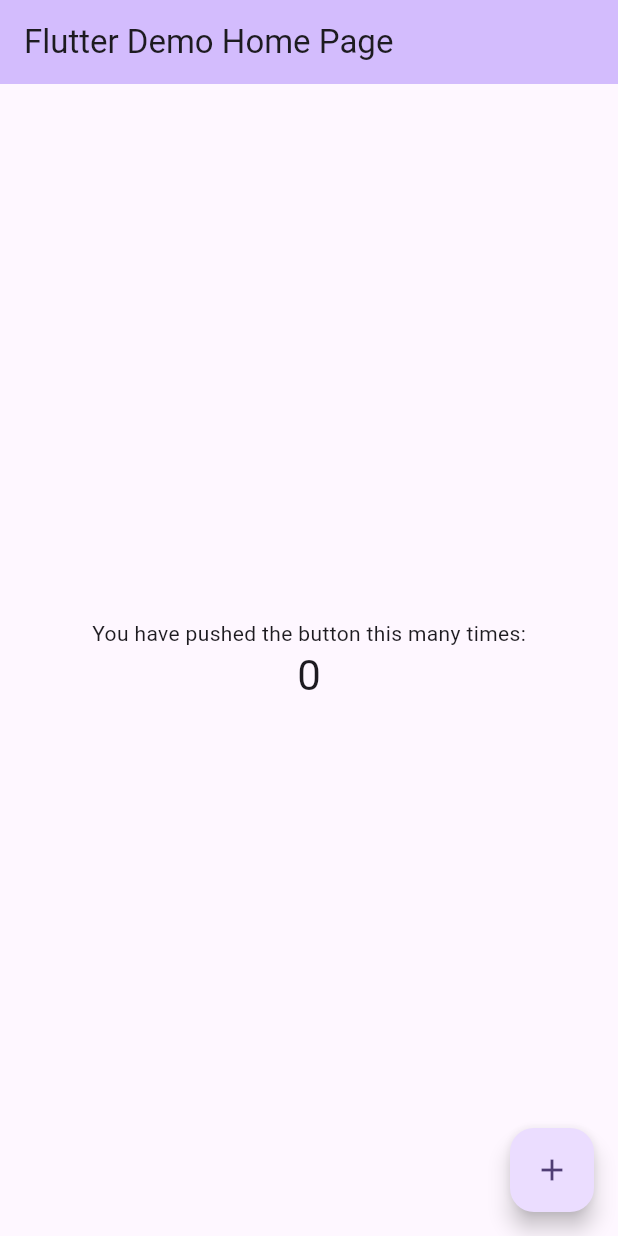
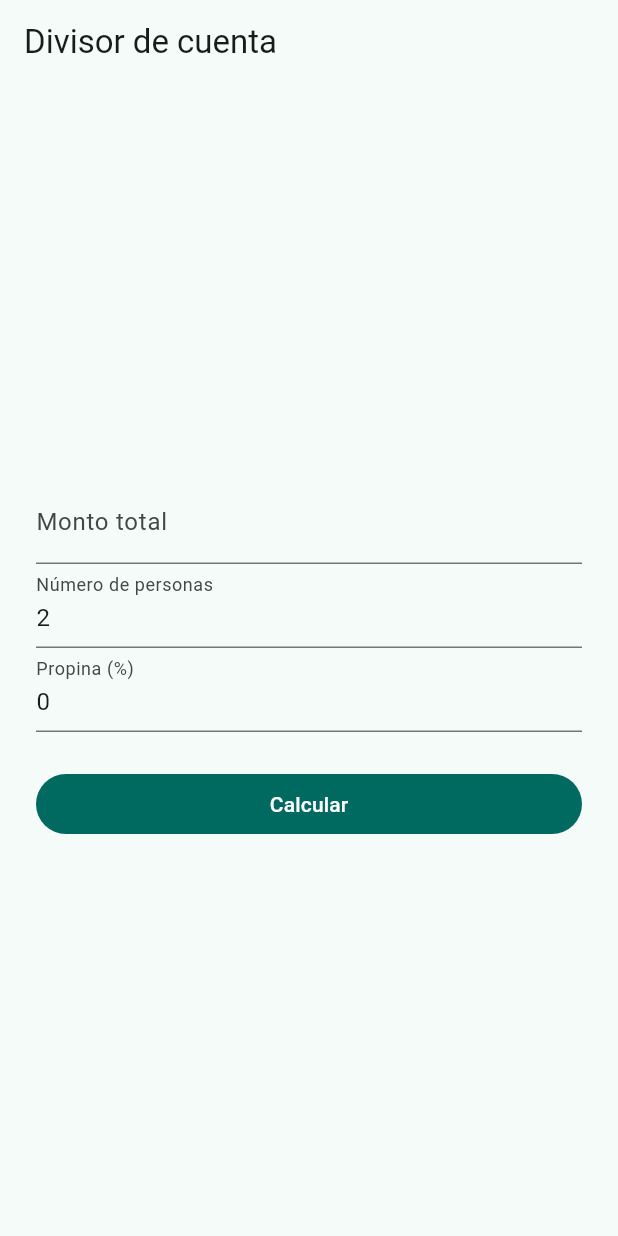
Before and after one commit to CesarMartinezNrv/Programacion-Asistida-de-Apps, a Flutter app: the screen it shows after launch, on a phone screen of 412 x 824 dp. Run offline on Flutter 3.47's test engine with Material 3 defaults, Android fonts, the phone set to English and light mode, and no system bars; our stand-ins replace connectivity_plus, flutter_bloc, flutter_dotenv, shared_preferences, supabase_flutter; accounts and stored records are empty.

Commit message:
participacion 7: app divisor de cuenta vibe

```diff
--- a/07_Participacion/divisor_cuenta/lib/main.dart
+++ b/07_Participacion/divisor_cuenta/lib/main.dart
@@ -1,122 +1,100 @@
 import 'package:flutter/material.dart';
 
-void main() {
-  runApp(const MyApp());
-}
+void main() => runApp(const MyApp());
 
 class MyApp extends StatelessWidget {
   const MyApp({super.key});
-
-  // This widget is the root of your application.
   @override
-  Widget build(BuildContext context) {
-    return MaterialApp(
-      title: 'Flutter Demo',
-      theme: ThemeData(
-        // This is the theme of your application.
-        //
-        // TRY THIS: Try running your application with "flutter run". You'll see
-        // the application has a purple toolbar. Then, without quitting the app,
-        // try changing the seedColor in the colorScheme below to Colors.green
-        // and then invoke "hot reload" (save your changes or press the "hot
-        // reload" button in a Flutter-supported IDE, or press "r" if you used
-        // the command line to start the app).
-        //
-        // Notice that the counter didn't reset back to zero; the application
-        // state is not lost during the reload. To reset the state, use hot
-        // restart instead.
-        //
-        // This works for code too, not just values: Most code changes can be
-        // tested with just a hot reload.
-        colorScheme: .fromSeed(seedColor: Colors.deepPurple),
-      ),
-      home: const MyHomePage(title: 'Flutter Demo Home Page'),
-    );
-  }
+  Widget build(BuildContext context) => MaterialApp(
+    title: 'Divisor de cuenta',
+    theme: ThemeData(colorSchemeSeed: Colors.teal),
+    home: const PantallaCuenta(),
+  );
 }
 
-class MyHomePage extends StatefulWidget {
-  const MyHomePage({super.key, required this.title});
-
-  // This widget is the home page of your application. It is stateful, meaning
-  // that it has a State object (defined below) that contains fields that affect
-  // how it looks.
-
-  // This class is the configuration for the state. It holds the values (in this
-  // case the title) provided by the parent (in this case the App widget) and
-  // used by the build method of the State. Fields in a Widget subclass are
-  // always marked "final".
-
-  final String title;
-
+class PantallaCuenta extends StatefulWidget {
+  const PantallaCuenta({super.key});
   @override
-  State<MyHomePage> createState() => _MyHomePageState();
+  State<PantallaCuenta> createState() => _PantallaCuentaState();
 }
 
-class _MyHomePageState extends State<MyHomePage> {
-  int _counter = 0;
+class _PantallaCuentaState extends State<PantallaCuenta> {
+  final monto = TextEditingController();
+  final personas = TextEditingController(text: '2');
+  final propina = TextEditingController(text: '0');
+  String? resultado;
+  String? error;
 
-  void _incrementCounter() {
+  void calcular() {
     setState(() {
-      // This call to setState tells the Flutter framework that something has
-      // changed in this State, which causes it to rerun the build method below
-      // so that the display can reflect the updated values. If we changed
-      // _counter without calling setState(), then the build method would not be
-      // called again, and so nothing would appear to happen.
-      _counter++;
+      resultado = null;
+      error = null;
+      final total = double.tryParse(monto.text);
+      final cantidad = int.tryParse(personas.text);
+      final porcentaje = double.tryParse(propina.text);
+      if (total == null || !total.isFinite || total < 0) {
+        error = 'Monto inválido';
+      } else if (cantidad == null || cantidad < 1) {
+        error = 'Debe haber al menos una persona';
+      } else if (porcentaje == null || !porcentaje.isFinite || porcentaje < 0) {
+        error = 'Propina inválida';
+      } else {
+        resultado = (total * (1 + porcentaje / 100) / cantidad).toStringAsFixed(
+          2,
+        );
+      }
     });
   }
 
   @override
-  Widget build(BuildContext context) {
-    // This method is rerun every time setState is called, for instance as done
-    // by the _incrementCounter method above.
-    //
-    // The Flutter framework has been optimized to make rerunning build methods
-    // fast, so that you can just rebuild anything that needs updating rather
-    // than having to individually change instances of widgets.
-    return Scaffold(
-      appBar: AppBar(
-        // TRY THIS: Try changing the color here to a specific color (to
-        // Colors.amber, perhaps?) and trigger a hot reload to see the AppBar
-        // change color while the other colors stay the same.
-        backgroundColor: Theme.of(context).colorScheme.inversePrimary,
-        // Here we take the value from the MyHomePage object that was created by
-        // the App.build method, and use it to set our appbar title.
-        title: Text(widget.title),
-      ),
-      body: Center(
-        // Center is a layout widget. It takes a single child and positions it
-        // in the middle of the parent.
-        child: Column(
-          // Column is also a layout widget. It takes a list of children and
-          // arranges them vertically. By default, it sizes itself to fit its
-          // children horizontally, and tries to be as tall as its parent.
-          //
-          // Column has various properties to control how it sizes itself and
-          // how it positions its children. Here we use mainAxisAlignment to
-          // center the children vertically; the main axis here is the vertical
-          // axis because Columns are vertical (the cross axis would be
-          // horizontal).
-          //
-          // TRY THIS: Invoke "debug painting" (choose the "Toggle Debug Paint"
-          // action in the IDE, or press "p" in the console), to see the
-          // wireframe for each widget.
-          mainAxisAlignment: .center,
+  void dispose() {
+    monto.dispose();
+    personas.dispose();
+    propina.dispose();
+    super.dispose();
+  }
+
+  @override
+  Widget build(BuildContext context) => Scaffold(
+    appBar: AppBar(title: const Text('Divisor de cuenta')),
+    body: Center(
+      child: ConstrainedBox(
+        constraints: const BoxConstraints(maxWidth: 480),
+        child: ListView(
+          shrinkWrap: true,
+          padding: const EdgeInsets.all(24),
           children: [
-            const Text('You have pushed the button this many times:'),
-            Text(
-              '$_counter',
-              style: Theme.of(context).textTheme.headlineMedium,
+            TextField(
+              controller: monto,
+              decoration: const InputDecoration(labelText: 'Monto total'),
+              keyboardType: const TextInputType.numberWithOptions(
+                decimal: true,
+              ),
             ),
+            TextField(
+              controller: personas,
+              decoration: const InputDecoration(
+                labelText: 'Número de personas',
+              ),
+              keyboardType: TextInputType.number,
+            ),
+            TextField(
+              controller: propina,
+              decoration: const InputDecoration(labelText: 'Propina (%)'),
+              keyboardType: const TextInputType.numberWithOptions(
+                decimal: true,
+              ),
+            ),
+            const SizedBox(height: 24),
+            FilledButton(onPressed: calcular, child: const Text('Calcular')),
+            if (error != null) Text(error!),
+            if (resultado != null) ...[
+              const Text('Cada persona paga'),
+              Text(resultado!),
+            ],
           ],
         ),
       ),
-      floatingActionButton: FloatingActionButton(
-        onPressed: _incrementCounter,
-        tooltip: 'Increment',
-        child: const Icon(Icons.add),
-      ),
-    );
-  }
+    ),
+  );
 }
```
Also changed, not shown: 2 other files.
